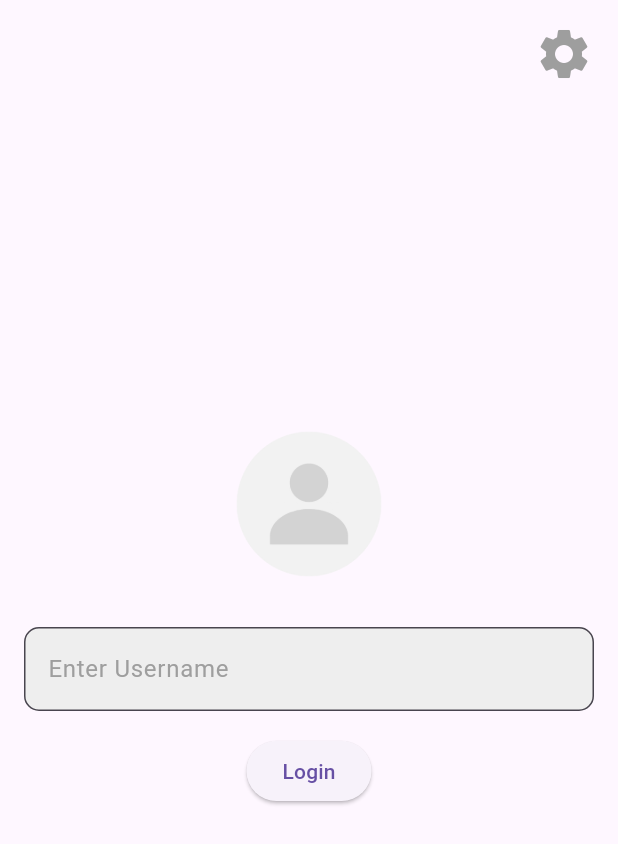
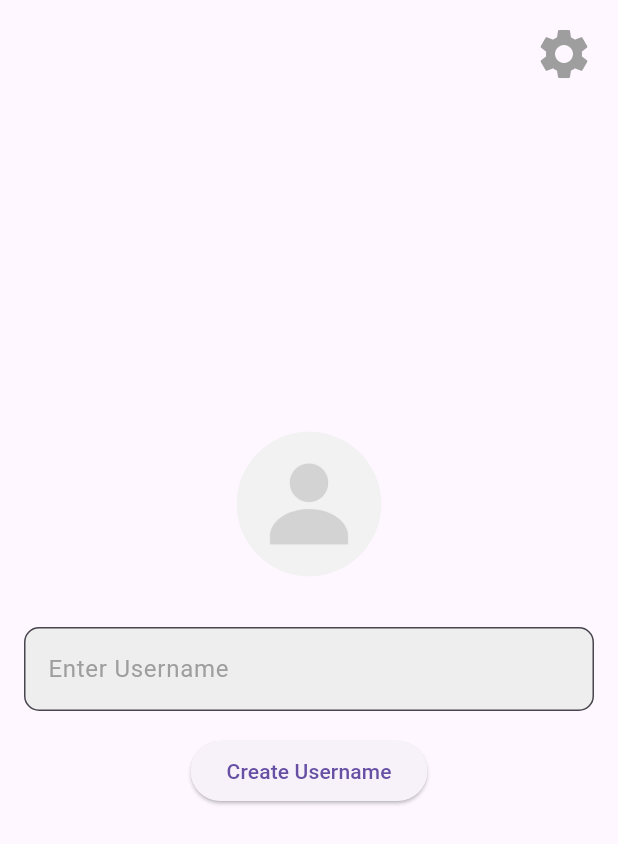
Before and after one commit to DarkAvanger/Flutter-Nba, a Flutter app: the screen it shows after launch, on a phone screen of 412 x 824 dp. Shown: the top 844 px of the screen. Run offline on Flutter 3.47's test engine with Material 3 defaults, Android fonts, the phone set to English and light mode, and no system bars.

Commit message:
Name change

```diff
--- a/nba_app/lib/screens/login_page.dart
+++ b/nba_app/lib/screens/login_page.dart
@@ -97,7 +97,7 @@ class _LoginPageState extends State<LoginPage> {
                                 loginButtonPressed = true;
                               });
                             },
-                            child: const Text('Login'),
+                            child: const Text('Create Username'),
                           ),
                         ],
                       ),
```
